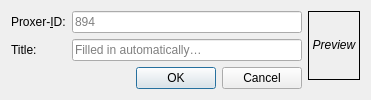
The window that Desktop/addanimedialog.ui (Skycoder42/AniRem) describes before a commit, drawn with Qt 5.
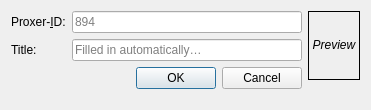
The same window after the commit.

The edit to the form file:
```diff
--- a/Desktop/addanimedialog.ui
+++ b/Desktop/addanimedialog.ui
@@ -7,7 +7,7 @@
     <x>0</x>
     <y>0</y>
     <width>371</width>
-    <height>97</height>
+    <height>110</height>
    </rect>
   </property>
   <property name="windowTitle">
```
Left out of the diff: 3 changed lines with no effect on the pictures.
